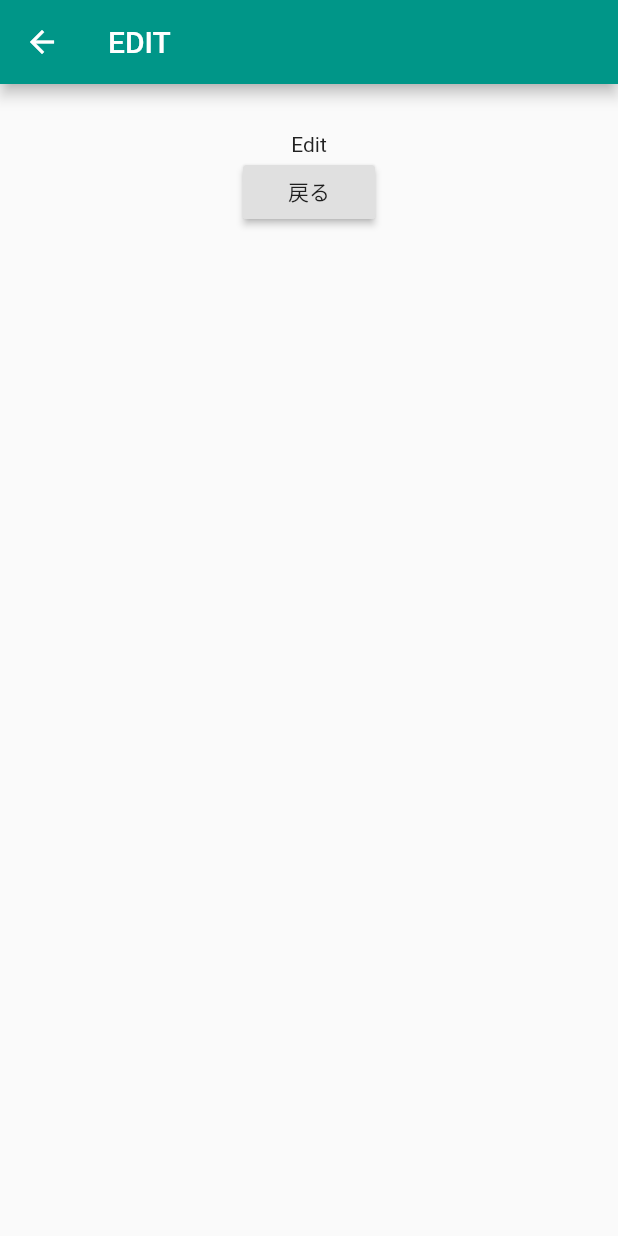
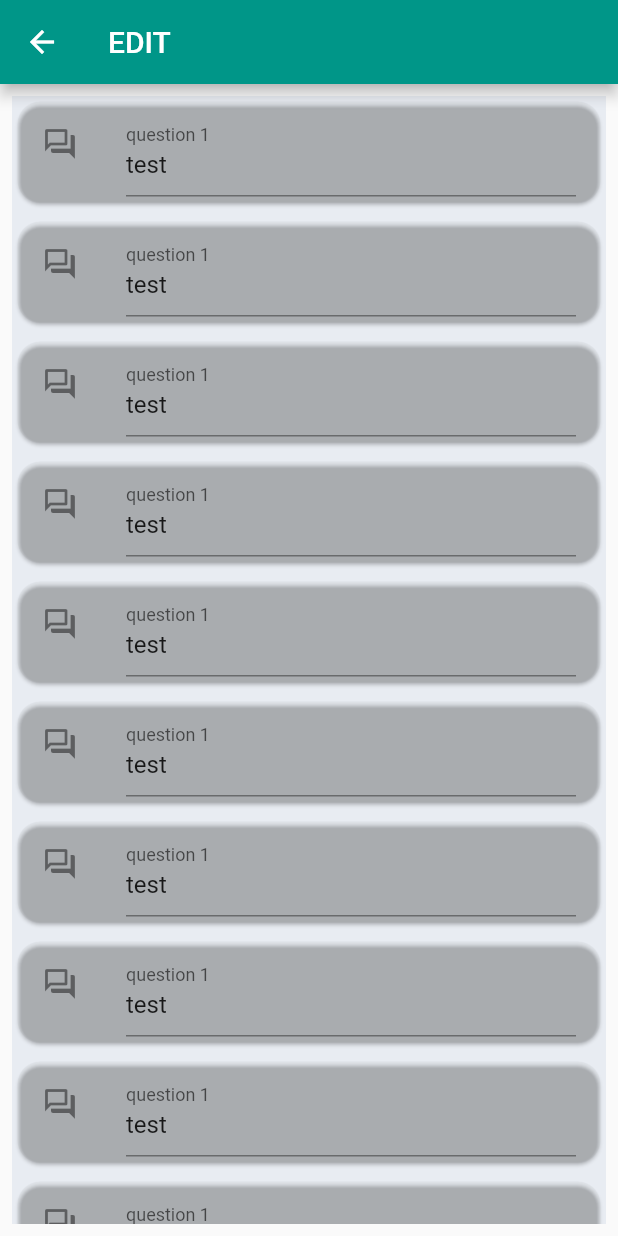
Before and after one commit to JobInterviewPractice/job_interview_practice, a Flutter app: the EditPage screen opened by its route, on a phone screen of 412 x 824 dp. Run offline on Flutter 3.47's test engine with Material 2 defaults, Android fonts, the phone set to English and light mode, and no system bars; our stand-ins replace bloc, cached_network_image, camera, chewie, cloud_firestore, dartz and 7 more; accounts and stored records are empty; generated files the repository leaves out were written again.

Commit message:
edit page base design

```diff
--- a/lib/feature/edit/presentation/pages/edit_page.dart
+++ b/lib/feature/edit/presentation/pages/edit_page.dart
@@ -1,22 +1,156 @@
+import 'package:cached_network_image/cached_network_image.dart';
 import 'package:flutter/material.dart';
 import 'package:job_interview_practice/core/presentation/common_widgets/appBar.dart';
+import 'package:vector_math/vector_math_64.dart' show Vector3;
 
 class EditPage extends StatelessWidget {
   @override
   Widget build(BuildContext context) {
     return Scaffold(
-      appBar: MyAppBar(appBarTitle: 'EDIT'),
-      body: Container(
-        padding: EdgeInsets.all(32.0),
-        child: Center(
-          child: Column(
-            children: <Widget>[
-              Text('Edit'),
-              RaisedButton(
-                onPressed: () => Navigator.of(context).pop(),
-                child: Text('戻る'),
-              )
-            ],
+      appBar: MyAppBar(
+        appBarTitle: "EDIT",
+      ),
+      body: EditWidget(),
+      // body: ZoomPage(),
+    );
+  }
+}
+
+class EditWidget extends StatelessWidget {
+  var _cardList = List<PictureCard>();
+
+  void init() {
+    _cardList.add(PictureCard(questionText: "question 1", isWeak: false));
+    _cardList.add(PictureCard(questionText: "question 1", isWeak: false));
+    _cardList.add(PictureCard(questionText: "question 1", isWeak: false));
+    _cardList.add(PictureCard(questionText: "question 1", isWeak: false));
+    _cardList.add(PictureCard(questionText: "question 1", isWeak: false));
+    _cardList.add(PictureCard(questionText: "question 1", isWeak: false));
+    _cardList.add(PictureCard(questionText: "question 1", isWeak: false));
+    _cardList.add(PictureCard(questionText: "question 1", isWeak: false));
+    _cardList.add(PictureCard(questionText: "question 1", isWeak: false));
+    _cardList.add(PictureCard(questionText: "question 1", isWeak: false));
+    _cardList.add(PictureCard(questionText: "question 1", isWeak: false));
+    _cardList.add(PictureCard(questionText: "question 1", isWeak: false));
+    _cardList.add(PictureCard(questionText: "question 1", isWeak: false));
+    _cardList.add(PictureCard(questionText: "question 1", isWeak: false));
+    _cardList.add(PictureCard(questionText: "question 1", isWeak: false));
+    _cardList.add(PictureCard(questionText: "question 1", isWeak: false));
+    _cardList.add(PictureCard(questionText: "question 1", isWeak: false));
+    _cardList.add(PictureCard(questionText: "question 1", isWeak: false));
+    _cardList.add(PictureCard(questionText: "question 1", isWeak: false));
+    _cardList.add(PictureCard(questionText: "question 1", isWeak: false));
+    _cardList.add(PictureCard(questionText: "question 1", isWeak: false));
+  }
+
+  @override
+  Widget build(BuildContext context) {
+    init();
+    return Container(
+      padding: EdgeInsets.all(8),
+      child: Column(
+        children: [
+          Expanded(
+            child: ListView.builder(
+              itemCount: _cardList.length,
+              itemBuilder: (BuildContext context, int index) {
+                return _cardList[index];
+              },
+            ),
+          ),
+        ],
+      ),
+      // todo: question add button in fix position
+    );
+  }
+}
+
+class PictureCard extends StatelessWidget {
+  final String questionText;
+  final bool isWeak;
+
+  TextEditingController _quoteController = TextEditingController(text: "test");
+
+  PictureCard({this.questionText, this.isWeak});
+
+  @override
+  Widget build(BuildContext context) {
+    return Container(
+      padding: EdgeInsets.fromLTRB(0, 0, 0, 5),
+      color: Color.fromRGBO(232, 236, 242, 1),
+      child: Card(
+        color: Colors.transparent,
+        shape: RoundedRectangleBorder(
+          borderRadius: BorderRadius.circular(15.0),
+        ),
+        child: Column(
+          mainAxisSize: MainAxisSize.max,
+          children: <Widget>[
+            ListTile(
+              leading: Icon(Icons.question_answer_outlined),
+              title: TextFormField(
+                controller: _quoteController,
+                decoration: InputDecoration(
+                    // icon: Icon(Icons.person),
+                    hintText: 'Qeustion text here',
+                    labelText: this.questionText),
+                onSaved: (String value) {},
+                validator: (String value) {},
+              ),
+            ),
+            // Image.asset('assets/$_picture'),
+          ],
+        ),
+      ),
+    );
+  }
+}
+
+class ZoomPage extends StatefulWidget {
+  @override
+  _ZoomPageState createState() => _ZoomPageState();
+}
+
+class _ZoomPageState extends State<ZoomPage> {
+  double _scale = 1.0;
+  double _previousScale = 1.0;
+  @override
+  Widget build(BuildContext context) {
+    return Scaffold(
+      appBar: AppBar(
+        title: Text("Zoom Page"),
+      ),
+      body: Center(
+        child: GestureDetector(
+          onScaleStart: (ScaleStartDetails details) {
+            print(details);
+            _previousScale = _scale;
+            setState(() {});
+          },
+          onScaleUpdate: (ScaleUpdateDetails details) {
+            print(details);
+            _scale = _previousScale * details.scale;
+            setState(() {});
+          },
+          onScaleEnd: (ScaleEndDetails details) {
+            print(details);
+
+            _previousScale = 1.0;
+            setState(() {});
+          },
+          child: RotatedBox(
+            quarterTurns: 0,
+            child: Padding(
+              padding: const EdgeInsets.all(8.0),
+              child: Transform(
+                alignment: FractionalOffset.center,
+                transform: Matrix4.diagonal3(Vector3(_scale, _scale, _scale)),
+                child: CachedNetworkImage(
+                  imageUrl:
+                      "https://images.unsplash.com/photo-1578253809350-d493c964357f?ixlib=rb-1.2.1&ixid=eyJhcHBfaWQiOjEyMDd9&auto=format&fit=crop&w=1400&q=80",
+                ),
+              ),
+            ),
           ),
         ),
       ),
--- a/pubspec.yaml
+++ b/pubspec.yaml
@@ -24,6 +24,7 @@ dependencies:
   intl: ^0.16.1
   video_player: ^1.0.1
   chewie: ^0.12.0
+  cached_network_image: ^2.4.1
 
 dev_dependencies:
   flutter_test:
```
Also changed, not shown: pubspec.lock.
